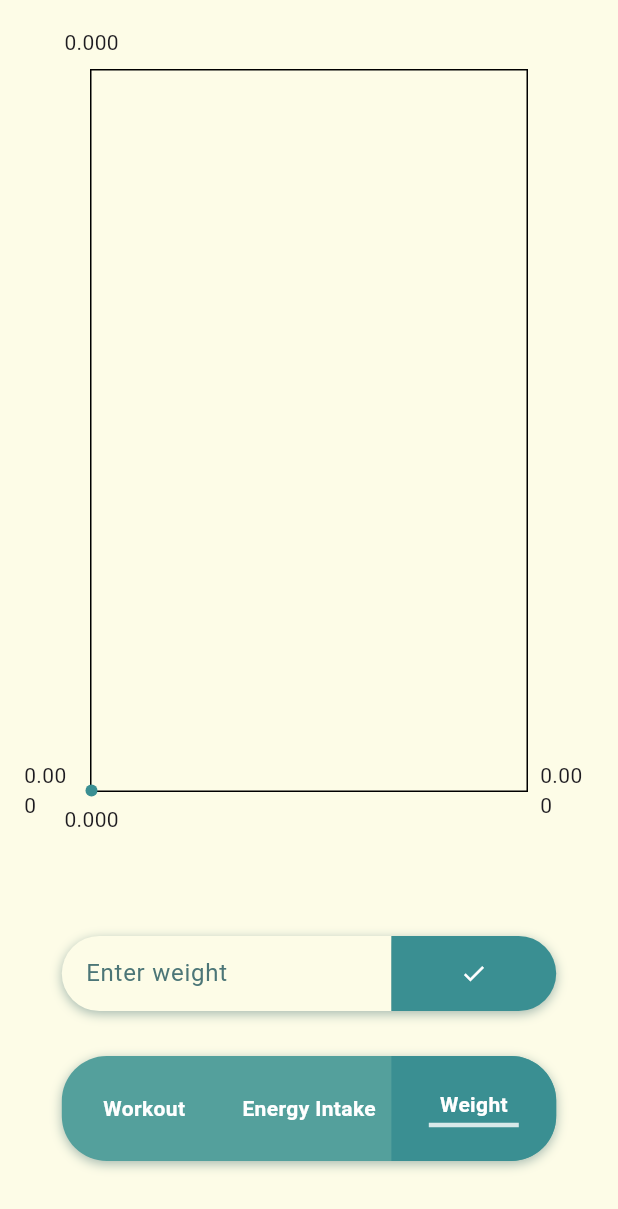
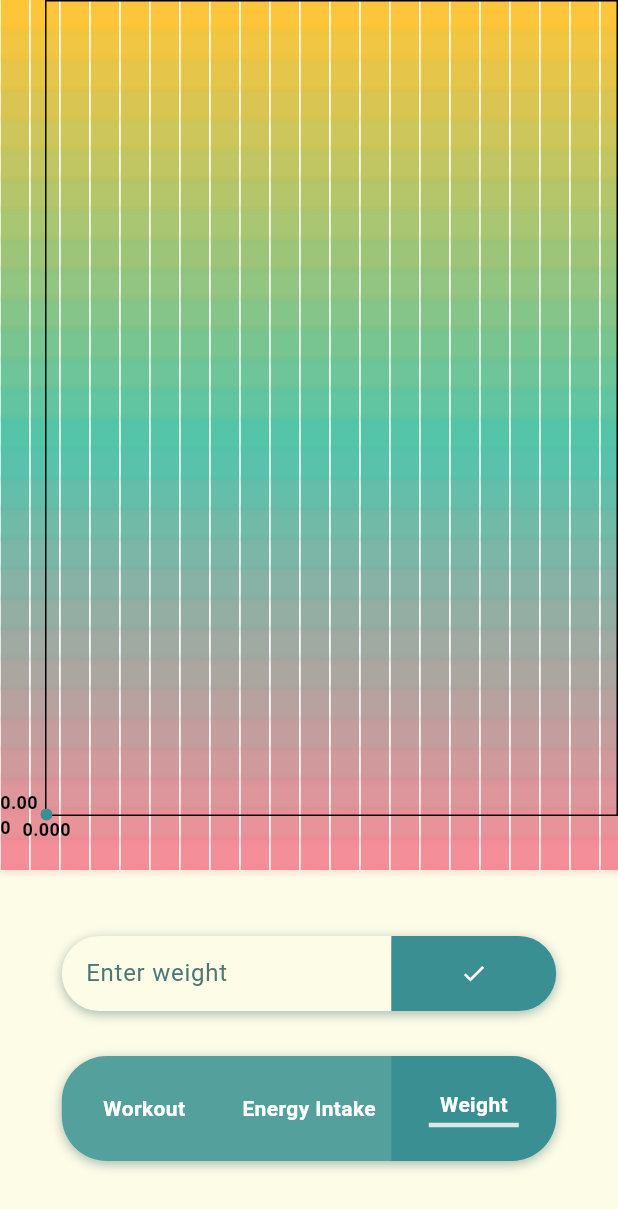
Before and after one commit to mehrnazsadrol/body-sync, a Flutter app: the screen it shows after launch, item 3 of the bottom bar chosen, after a tap on the "check" icon, on a phone screen of 412 x 824 dp. Shown: the top 1209 px of the screen. Run offline on Flutter 3.47's test engine with Material 3 defaults, Android fonts, the phone set to English and light mode, and no system bars; drawn by our look-alikes of fl_chart; our stand-ins replace shared_preferences.

Commit message:
Custom background generated

```diff
--- /dev/null
+++ b/weight_control/lib/custom_background.dart
@@ -0,0 +1,94 @@
+import 'package:flutter/material.dart';
+
+class CustomGridBackground extends StatelessWidget {
+  final double width;
+  final double height;
+  final int gridSize;
+  final List<Color> colors;
+
+  const CustomGridBackground({
+    Key? key,
+    required this.width,
+    required this.height,
+    required this.colors,
+    this.gridSize = 20, // Default size of each grid square
+  }) : super(key: key);
+
+  @override
+  Widget build(BuildContext context) {
+    return CustomPaint(
+      size: Size(width, height),
+      painter: GridPainter(gridSize: gridSize, colors: colors),
+    );
+  }
+}
+
+class GridPainter extends CustomPainter {
+  final int gridSize;
+  final List<Color> colors;
+
+  GridPainter({required this.gridSize, required this.colors});
+
+  @override
+  void paint(Canvas canvas, Size size) {
+    int numberOfColors = colors.length;
+    double sectionHeight = size.height / (numberOfColors - 1);
+
+    for (double x = 0; x < size.width; x += gridSize) {
+      for (double y = 0; y < size.height; y += gridSize) {
+        final color = _getShade(y, sectionHeight);
+
+        final paint = Paint()
+          ..color = color
+          ..style = PaintingStyle.fill;
+        canvas.drawRect(
+          Rect.fromLTWH(x, y, gridSize.toDouble(), gridSize.toDouble()),
+          paint,
+        );
+
+        // Draw white vertical lines on the borders
+        final borderPaint = Paint()
+          ..color = Colors.white
+          ..style = PaintingStyle.stroke
+          ..strokeWidth = 1;
+
+        canvas.drawLine(Offset(x, y), Offset(x, y + gridSize), borderPaint);
+        canvas.drawLine(Offset(x + gridSize, y), Offset(x + gridSize, y + gridSize), borderPaint);
+
+        // Draw horizontal lines with shadow effect
+        final shadowPaint = Paint()
+          ..color = _getDarkerShade(color, 4)
+          ..style = PaintingStyle.stroke
+          ..strokeWidth = 1
+          ..maskFilter = MaskFilter.blur(BlurStyle.normal, 2); // Shadow effect
+
+        canvas.drawLine(Offset(x, y), Offset(x + gridSize, y), shadowPaint);
+        canvas.drawLine(Offset(x, y + gridSize), Offset(x + gridSize, y + gridSize), shadowPaint);
+      }
+    }
+  }
+
+  Color _getShade(double y, double sectionHeight) {
+    int sectionIndex = (y / sectionHeight).floor();
+    double sectionFactor = (y % sectionHeight) / sectionHeight;
+
+    if (sectionIndex >= colors.length - 1) {
+      return colors.last;
+    } else {
+      return Color.lerp(colors[sectionIndex], colors[sectionIndex + 1], sectionFactor)!;
+    }
+  }
+
+  Color _getDarkerShade(Color color, int degrees) {
+    final hslColor = HSLColor.fromColor(color);
+    final darkerHslColor = hslColor.withLightness(
+      (hslColor.lightness - (degrees / 100)).clamp(0.0, 1.0),
+    );
+    return darkerHslColor.toColor();
+  }
+
+  @override
+  bool shouldRepaint(CustomPainter oldDelegate) {
+    return false;
+  }
+}
--- /dev/null
+++ b/weight_control/lib/custom_grid_background.dart
@@ -0,0 +1,94 @@
+import 'package:flutter/material.dart';
+
+class CustomGridBackground extends StatelessWidget {
+  final double width;
+  final double height;
+  final List<Color> colors;
+  final int gridSize;
+
+  const CustomGridBackground({
+    Key? key,
+    required this.width,
+    required this.height,
+    required this.colors,
+    this.gridSize = 20, // Default size of each grid square
+  }) : super(key: key);
+
+  @override
+  Widget build(BuildContext context) {
+    return CustomPaint(
+      size: Size(width, height),
+      painter: GridPainter(gridSize: gridSize, colors: colors),
+    );
+  }
+}
+
+class GridPainter extends CustomPainter {
+  final int gridSize;
+  final List<Color> colors;
+
+  GridPainter({required this.gridSize, required this.colors});
+
+  @override
+  void paint(Canvas canvas, Size size) {
+    int numberOfColors = colors.length;
+    double sectionHeight = size.height / (numberOfColors - 1);
+
+    for (double x = 0; x < size.width; x += gridSize) {
+      for (double y = 0; y < size.height; y += gridSize) {
+        final color = _getShade(y, sectionHeight);
+
+        final paint = Paint()
+          ..color = color
+          ..style = PaintingStyle.fill;
+        canvas.drawRect(
+          Rect.fromLTWH(x, y, gridSize.toDouble(), gridSize.toDouble()),
+          paint,
+        );
+
+        // Draw white vertical lines on the borders
+        final borderPaint = Paint()
+          ..color = Colors.white
+          ..style = PaintingStyle.stroke
+          ..strokeWidth = 1;
+
+        canvas.drawLine(Offset(x, y), Offset(x, y + gridSize), borderPaint);
+        canvas.drawLine(Offset(x + gridSize, y), Offset(x + gridSize, y + gridSize), borderPaint);
+
+        // Draw horizontal lines with shadow effect
+        final shadowPaint = Paint()
+          ..color = _getDarkerShade(color, 4)
+          ..style = PaintingStyle.stroke
+          ..strokeWidth = 1
+          ..maskFilter = MaskFilter.blur(BlurStyle.normal, 2); // Shadow effect
+
+        canvas.drawLine(Offset(x, y), Offset(x + gridSize, y), shadowPaint);
+        canvas.drawLine(Offset(x, y + gridSize), Offset(x + gridSize, y + gridSize), shadowPaint);
+      }
+    }
+  }
+
+  Color _getShade(double y, double sectionHeight) {
+    int sectionIndex = (y / sectionHeight).floor();
+    double sectionFactor = (y % sectionHeight) / sectionHeight;
+
+    if (sectionIndex >= colors.length - 1) {
+      return colors.last;
+    } else {
+      return Color.lerp(colors[sectionIndex], colors[sectionIndex + 1], sectionFactor)!;
+    }
+  }
+
+  Color _getDarkerShade(Color color, int degrees) {
+    final hslColor = HSLColor.fromColor(color);
+    final darkerHslColor = hslColor.withLightness(
+      (hslColor.lightness - (degrees / 100)).clamp(0.0, 1.0),
+    );
+    return darkerHslColor.toColor();
+  }
+
+  @override
+  bool shouldRepaint(CustomPainter oldDelegate) {
+    return false;
+  }
+}
--- /dev/null
+++ b/weight_control/lib/customized_linechart.dart
@@ -0,0 +1,35 @@
+import 'package:flutter/material.dart';
+import 'package:fl_chart/fl_chart.dart';
+import 'custom_grid_background.dart'; // Adjust the path as needed
+
+class LineChartWithCustomBackground extends StatelessWidget {
+  final LineChartData lineChartData;
+
+  LineChartWithCustomBackground({Key? key, required this.lineChartData}) : super(key: key);
+
+  final List<Color> _colors = [
+    Color(0xFFFDC63A),
+    Color(0xff51C5AC),
+    Color(0xffFC8B98),
+  ];
+
+  @override
+  Widget build(BuildContext context) {
+    return Stack(
+      children: [
+        Positioned.fill(
+          child: CustomGridBackground(
+            width: double.infinity, // Fill the available width
+            height: double.infinity, // Fill the available height
+            colors: _colors,
+          ),
+        ),
+        Positioned.fill(
+          child: LineChart(
+            lineChartData,
+          ),
+        ),
+      ],
+    );
+  }
+}
--- a/weight_control/lib/weight_view.dart
+++ b/weight_control/lib/weight_view.dart
@@ -1,6 +1,7 @@
 import 'package:flutter/material.dart';
 import 'package:fl_chart/fl_chart.dart';
 import 'package:shared_preferences/shared_preferences.dart';
+import 'customized_linechart.dart';
 import 'theme.dart';
 
 class WeightView extends StatefulWidget {
@@ -38,13 +39,35 @@ class _WeightViewState extends State<WeightView> {
     return Column(
       children: [
         Expanded(
-          child: Padding(
-            padding: const EdgeInsets.all(16.0),
-            child: LineChart(
-              LineChartData(
+          child: LineChartWithCustomBackground(
+            lineChartData: LineChartData(
               gridData: FlGridData(show: true),
-                titlesData: FlTitlesData(show: true),
-                borderData: FlBorderData(show: true),
+              titlesData: FlTitlesData(
+                leftTitles: SideTitles(
+                  showTitles: true,
+                  margin: 0,
+                  reservedSize: 30,
+                  getTextStyles: (value) => const TextStyle(
+                    color: Colors.black,
+                    fontWeight: FontWeight.bold,
+                    fontSize: 12,
+                  ),
+                ),
+                bottomTitles: SideTitles(
+                  showTitles: true,
+                  margin: 0,
+                  reservedSize: 30,
+                  getTextStyles: (value) => const TextStyle(
+                    color: Colors.black,
+                    fontWeight: FontWeight.bold,
+                    fontSize: 12,
+                  ),
+                ),
+              ),
+              borderData: FlBorderData(
+                show: true,
+                border: Border.all(color: Colors.black, width: 1),
+              ),
               lineBarsData: [
                 LineChartBarData(
                   spots: weights.isNotEmpty
@@ -56,7 +79,6 @@ class _WeightViewState extends State<WeightView> {
                   belowBarData: BarAreaData(show: false),
                 ),
               ],
-              ),
             ),
           ),
         ),
--- a/weight_control/lib/workout_view.dart
+++ b/weight_control/lib/workout_view.dart
@@ -1,10 +1,25 @@
 import 'package:flutter/material.dart';
+import 'custom_background.dart'; // Adjust the path as needed
 
 class WorkoutView extends StatelessWidget {
   @override
   Widget build(BuildContext context) {
-    return Center(
-      child: Text('Workout View', style: TextStyle(fontSize: 24)),
+    return Scaffold(
+      body: Stack(
+        children: [
+          CustomGridBackground(
+            width: MediaQuery.of(context).size.width,
+            height: MediaQuery.of(context).size.height,
+            colors: [Color(0xFF2AC4D2), Color(0xff4CE3CE), Color(0xffFCE9BA)]
+          ),
+          Center(
+            child: Text(
+              'Workout View',
+              style: TextStyle(fontSize: 24),
+            ),
+          ),
+        ],
+      ),
     );
   }
 }
```
Also changed, not shown: weight_control/lib/cal_intake.dart (+12 -131 lines). Lines whose indentation alone changed are shown as unchanged.
